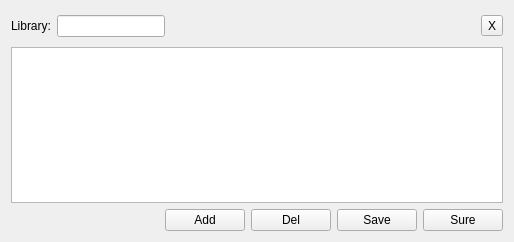
Above: tank/qlibraryform.ui from photonlili/Tank before the change. Below: the same form after it.
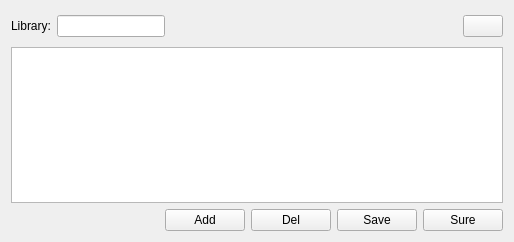
That is the form after the change. Custom widgets are drawn as their Qt base class.

What changed in the file:
```diff
--- a/tank/qlibraryform.ui
+++ b/tank/qlibraryform.ui
@@ -69,9 +69,9 @@
        </spacer>
       </item>
       <item>
-       <widget class="QToolButton" name="btnClose">
+       <widget class="QCPushButton" name="btnClose">
         <property name="text">
-         <string>X</string>
+         <string/>
         </property>
        </widget>
       </item>
```
